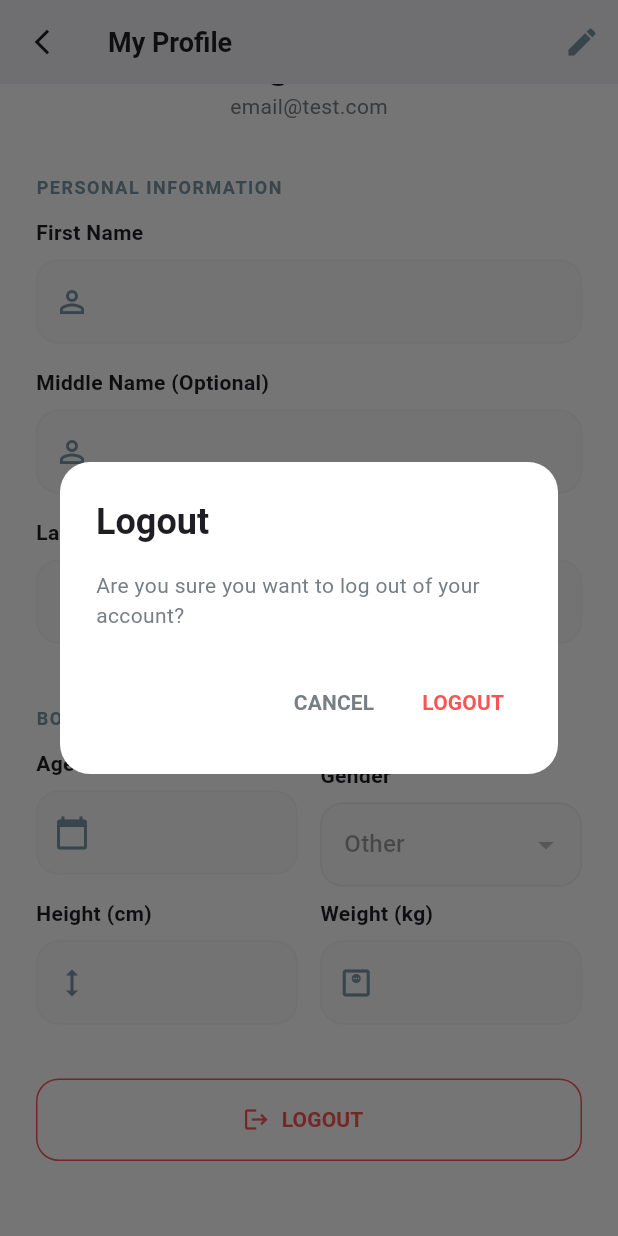
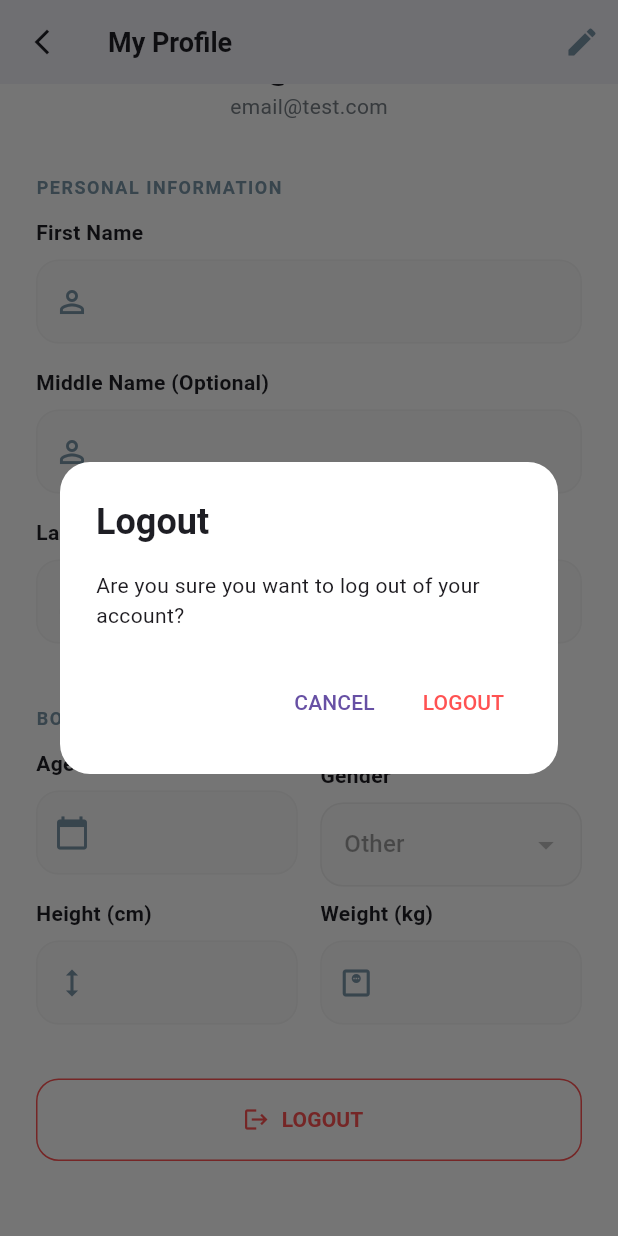
Before and after one commit to samira-farhat/gaitanalytica, a Flutter app: the ProfileScreen screen opened directly, scrolled down 139 dp, after a tap on "LOGOUT", on a phone screen of 412 x 824 dp. Run offline on Flutter 3.47's test engine with Material 3 defaults, Android fonts, the phone set to English and light mode, and no system bars; our stand-ins replace image_picker, shared_preferences; accounts and stored records are empty; network calls fail.

Commit message:
fixed profile screen

```diff
--- a/frontend/gait_analytica_flutter/lib/screens/profile_screen.dart
+++ b/frontend/gait_analytica_flutter/lib/screens/profile_screen.dart
@@ -1,6 +1,9 @@
 import 'dart:convert';
+import 'dart:io';
+import 'package:flutter/foundation.dart';
 import 'package:flutter/material.dart';
 import 'package:http/http.dart' as http;
+import 'package:image_picker/image_picker.dart';
 
 import '../core/config/api_config.dart';
 import '../core/storage/token_storage.dart';
@@ -20,7 +23,14 @@ class _ProfileScreenState extends State<ProfileScreen> {
   // state management
   bool _isLoading = true;
   bool _isEditing = false;
+  bool _isRemovingImage = false; // to track if user wants to delete image
   Map<String, dynamic>? _profileData;
+
+  String? _errorMessage;
+
+  // image picking state
+  XFile? _selectedImage;
+  final ImagePicker _picker = ImagePicker();
 
   // controllers for editable fields
   final TextEditingController _firstNameController = TextEditingController();
@@ -37,7 +47,6 @@ class _ProfileScreenState extends State<ProfileScreen> {
     _fetchProfile();
   }
 
-  // gets the profile data from django
   Future<void> _fetchProfile() async {
     setState(() => _isLoading = true);
     try {
@@ -54,7 +63,6 @@ class _ProfileScreenState extends State<ProfileScreen> {
         final data = jsonDecode(response.body);
         setState(() {
           _profileData = data;
-          // populate controllers with current data
           _firstNameController.text = data['user']['first_name'] ?? "";
           _lastNameController.text = data['user']['last_name'] ?? "";
           _middleNameController.text = data['middle_name'] ?? "";
@@ -62,9 +70,11 @@ class _ProfileScreenState extends State<ProfileScreen> {
           _heightController.text = data['height_cm']?.toString() ?? "";
           _weightController.text = data['weight_kg']?.toString() ?? "";
 
-          // CHANGE: Standardized gender casing to match Dropdown items (Capitalized)
           String genderFromBackend = data['gender'] ?? "Other";
           _selectedGender = genderFromBackend[0].toUpperCase() + genderFromBackend.substring(1).toLowerCase();
+
+          _selectedImage = null;
+          _isRemovingImage = false;
         });
       }
     } catch (e) {
@@ -76,46 +86,163 @@ class _ProfileScreenState extends State<ProfileScreen> {
     }
   }
 
-  // sends partial update (patch) to django
+  // image logic
+  void _viewFullImage() {
+    final imageProvider = _getImageProvider();
+    if (imageProvider == null) return;
+
+    Navigator.push(context, MaterialPageRoute(builder: (context) {
+      return Scaffold(
+        backgroundColor: Colors.black,
+        appBar: AppBar(
+          backgroundColor: Colors.black,
+          iconTheme: IconThemeData(color: Colors.white),
+          title: Text("Profile Photo", style: TextStyle(color: Colors.white)),
+        ),
+        body: Center(
+          child: Hero(
+            tag: 'profile_avatar',
+            child: Image(image: imageProvider, fit: BoxFit.contain),
+          ),
+        ),
+      );
+    }));
+  }
+
+  // bottom sheet menu (WhatsApp style) for profile pic
+  void _showImageOptions() {
+    showModalBottomSheet(
+      context: context,
+      shape: RoundedRectangleBorder(
+        borderRadius: BorderRadius.vertical(top: Radius.circular(20)),
+      ),
+      builder: (context) => SafeArea(
+        child: Column(
+          mainAxisSize: MainAxisSize.min,
+          children: [
+            SizedBox(height: 10),
+
+            Container(width: 40, height: 4, decoration: BoxDecoration(color: Colors.grey[300], borderRadius: BorderRadius.circular(10))),
+
+            SizedBox(height: 10),
+
+            ListTile(
+              leading: Icon(Icons.fullscreen, color: AppColors.skeletonBlue),
+              title: Text("View Profile Photo"),
+              onTap: () {
+                Navigator.pop(context);
+                _viewFullImage();
+              },
+            ),
+            if (_isEditing) ...[
+              ListTile(
+                leading: Icon(Icons.photo_library, color: AppColors.skeletonBlue),
+                title: Text("Choose from Gallery"),
+                onTap: () {
+                  Navigator.pop(context);
+                  _pickImage();
+                },
+              ),
+              if (_selectedImage != null || _profileData?['profile_pic'] != null)
+                ListTile(
+                  leading: Icon(Icons.delete_outline, color: Colors.redAccent),
+                  title: Text("Remove Photo", style: TextStyle(color: Colors.redAccent)),
+                  onTap: () {
+                    Navigator.pop(context);
+                    setState(() {
+                      _selectedImage = null;
+                      _isRemovingImage = true;
+                    });
+                  },
+                ),
+            ],
+
+            SizedBox(height: 10),
+          ],
+        ),
+      ),
+    );
+  }
+
+  Future<void> _pickImage() async {
+    final XFile? image = await _picker.pickImage(
+      source: ImageSource.gallery,
+      imageQuality: 50,
+    );
+
+    if (image != null) {
+      setState(() {
+        _selectedImage = image;
+        _isRemovingImage = false;
+      });
+    }
+  }
+
   Future<void> _updateProfile() async {
     setState(() => _isLoading = true);
     try {
       final token = await TokenStorage.getAccessToken();
-
-      // PREPARATION: Gather values and ensure numbers are parsed correctly
-      final Map<String, dynamic> updateData = {
-        "middle_name": _middleNameController.text.trim(),
-        "age": int.tryParse(_ageController.text.trim()) ?? 0,
-        "gender": _selectedGender,
-        "height_cm": double.tryParse(_heightController.text.trim()) ?? 0,
-        "weight_kg": double.tryParse(_weightController.text.trim()) ?? 0,
-      };
-
-      final response = await http.patch(
+      var request = http.MultipartRequest(
+        'PATCH',
         Uri.parse('${ApiConfig.baseUrl}/api/profile/update/'),
-        headers: {
-          "Content-Type": "application/json",
-          "Authorization": "Bearer $token",
-        },
-        body: jsonEncode(updateData),
       );
 
+      request.headers.addAll({"Authorization": "Bearer $token"});
+      request.fields['middle_name'] = _middleNameController.text.trim();
+      request.fields['age'] = _ageController.text.trim();
+      request.fields['gender'] = _selectedGender;
+      request.fields['height_cm'] = _heightController.text.trim();
+      request.fields['weight_kg'] = _weightController.text.trim();
+
+      // handle removal vs upload
+      if (_isRemovingImage) {
+        request.fields['remove_profile_pic'] = "true"; // tells backend to clear field
+      } else if (_selectedImage != null) {
+        if (kIsWeb) {
+          final bytes = await _selectedImage!.readAsBytes();
+          request.files.add(http.MultipartFile.fromBytes('profile_pic', bytes, filename: _selectedImage!.name));
+        } else {
+          request.files.add(await http.MultipartFile.fromPath('profile_pic', _selectedImage!.path));
+        }
+      }
+
+      var streamedResponse = await request.send();
+      var response = await http.Response.fromStream(streamedResponse);
+
       if (response.statusCode == 200) {
-        setState(() => _isEditing = false);
-        _fetchProfile(); // refresh data to ensure UI is in sync with server
+        setState(() {
+          _isEditing = false;
+          _errorMessage = null;
+        });
+        _fetchProfile();
       } else {
         debugPrint("profile update failed: ${response.body}");
+        setState(() {
+          _errorMessage = "Failed to update profile. Please try again.";
+        });
       }
     } catch (e) {
       debugPrint("error updating profile: $e");
+      setState(() {
+        _errorMessage = "Network error. Check your connection.";
+      });
     } finally {
-      if (mounted) {
-        setState(() => _isLoading = false);
-      }
+      if (mounted) setState(() => _isLoading = false);
     }
   }
 
-  // POPUP: Confirmation dialog before logging out
+  // helper to determine which image to show
+  ImageProvider? _getImageProvider() {
+    if (_isRemovingImage) return null;
+    if (_selectedImage != null) {
+      return kIsWeb ? NetworkImage(_selectedImage!.path) : FileImage(File(_selectedImage!.path));
+    }
+    if (_profileData?['profile_pic'] != null) {
+      return NetworkImage("${ApiConfig.baseUrl}${_profileData?['profile_pic']}");
+    }
+    return null;
+  }
+
   void _showLogoutDialog() {
     showDialog(
       context: context,
@@ -123,31 +250,16 @@ class _ProfileScreenState extends State<ProfileScreen> {
         return AlertDialog(
           backgroundColor: AppColors.pureWhite,
           shape: RoundedRectangleBorder(borderRadius: BorderRadius.circular(20)),
-          title: Text(
-            "Logout",
-            style: TextStyle(color: AppColors.onyxCharcoal, fontWeight: FontWeight.bold),
-          ),
-          content: const Text(
-            "Are you sure you want to log out of your account?",
-            style: TextStyle(color: AppColors.terrainGrey),
-          ),
+          title: Text("Logout", style: TextStyle(color: AppColors.onyxCharcoal, fontWeight: FontWeight.bold)),
+          content: Text("Are you sure you want to log out of your account?"),
           actions: [
-            TextButton(
-              onPressed: () => Navigator.pop(context),
-              child: Text(
-                "CANCEL",
-                style: TextStyle(color: AppColors.terrainGrey, fontWeight: FontWeight.bold),
-              ),
-            ),
+            TextButton(onPressed: () => Navigator.pop(context), child: Text("CANCEL")),
             TextButton(
               onPressed: () async {
-                Navigator.pop(context); // Close dialog
-                await _performLogout(); // Execute logout
+                Navigator.pop(context);
+                await _performLogout();
               },
-              child: const Text(
-                "LOGOUT",
-                style: TextStyle(color: Colors.redAccent, fontWeight: FontWeight.bold),
-              ),
+              child: Text("LOGOUT", style: TextStyle(color: Colors.redAccent)),
             ),
           ],
         );
@@ -155,20 +267,17 @@ class _ProfileScreenState extends State<ProfileScreen> {
     );
   }
 
-  // LOGIC: Clear storage and reset navigation stack to Login
   Future<void> _performLogout() async {
     await TokenStorage.clearTokens();
     if (mounted) {
-      Navigator.pushAndRemoveUntil(
-        context,
-        MaterialPageRoute(builder: (context) => const LoginScreen()),
-            (route) => false,
-      );
+      Navigator.pushAndRemoveUntil(context, MaterialPageRoute(builder: (context) => const LoginScreen()), (route) => false);
     }
   }
 
   @override
   Widget build(BuildContext context) {
+    final imageProvider = _getImageProvider();
+
     return Scaffold(
       backgroundColor: AppColors.pureWhite,
       appBar: AppBar(
@@ -178,113 +287,138 @@ class _ProfileScreenState extends State<ProfileScreen> {
           icon: Icon(Icons.arrow_back_ios_new, color: AppColors.onyxCharcoal, size: 20),
           onPressed: () => Navigator.pop(context),
         ),
-        title: Text(
-          "My Profile",
-          style: TextStyle(color: AppColors.onyxCharcoal, fontWeight: FontWeight.bold, fontSize: 18),
-        ),
+        title: Text("My Profile", style: TextStyle(color: AppColors.onyxCharcoal, fontWeight: FontWeight.bold, fontSize: 18)),
         actions: [
-          // BUTTON: Toggle between View and Edit mode
           IconButton(
             icon: Icon(_isEditing ? Icons.close : Icons.edit, color: AppColors.skeletonBlue),
-            onPressed: () => setState(() => _isEditing = !_isEditing),
+            onPressed: () {
+              setState(() {
+                _isEditing = !_isEditing;
+                if (!_isEditing) {
+                  _selectedImage = null;
+                  _isRemovingImage = false;
+                }
+              });
+            },
           ),
         ],
       ),
       body: _isLoading
           ? Center(child: CircularProgressIndicator(color: AppColors.skeletonBlue))
           : SingleChildScrollView(
-        padding: const EdgeInsets.symmetric(horizontal: 24),
+        padding: EdgeInsets.symmetric(horizontal: 24),
         child: Form(
-          key: _formKey, // FORM KEY: Essential for triggering validation
+          key: _formKey,
           child: Column(
             crossAxisAlignment: CrossAxisAlignment.start,
             children: [
+              if (_errorMessage != null)
+                Padding(
+                  padding: const EdgeInsets.only(bottom: 10),
+                  child: Text(
+                    _errorMessage!,
+                    style: const TextStyle(
+                      color: Colors.red,
+                      fontWeight: FontWeight.w600,
+                    ),
+                  ),
+                ),
+
               Center(
                 child: Column(
                   children: [
-                    CircleAvatar(
+                    GestureDetector(
+                      onTap: _showImageOptions,
+                      child: Stack(
+                        children: [
+
+                          Hero(
+                            tag: 'profile_avatar',
+                            child: CircleAvatar(
                               radius: 50,
                               backgroundColor: AppColors.midnightNavy.withOpacity(0.1),
-                      child: Icon(Icons.person_outline, size: 50, color: AppColors.midnightNavy),
+                              backgroundImage: imageProvider,
+                              child: imageProvider == null ? Icon(Icons.person_outline, size: 50, color: AppColors.midnightNavy) : null,
                             ),
-                    const SizedBox(height: 15),
-                    Text(
-                      "@${_profileData?['user']?['username'] ?? 'user'}",
-                      style: TextStyle(fontSize: 20, fontWeight: FontWeight.bold, color: AppColors.onyxCharcoal),
                           ),
-                    Text(
-                      "${_profileData?['user']?['email'] ?? 'email@test.com'}",
-                      style: TextStyle(color: AppColors.terrainGrey, fontSize: 14),
+                          if (_isEditing)
+                            Positioned(
+                              bottom: 0,
+                              right: 0,
+                              child: CircleAvatar(
+                                radius: 16,
+                                backgroundColor: AppColors.skeletonBlue,
+                                child: Icon(Icons.camera_alt, size: 16, color: Colors.white),
+                              ),
                             ),
                         ],
                       ),
                     ),
-              const SizedBox(height: 35),
+
+                    SizedBox(height: 15),
+
+                    Text("@${_profileData?['user']?['username'] ?? 'user'}", style: TextStyle(fontSize: 20, fontWeight: FontWeight.bold, color: AppColors.onyxCharcoal)),
+
+                    Text("${_profileData?['user']?['email'] ?? 'email@test.com'}", style: TextStyle(color: AppColors.terrainGrey, fontSize: 14)),
+                  ],
+                ),
+              ),
+
+              SizedBox(height: 35),
+
               _buildSectionHeader("Personal Information"),
-
-              // Fields using the shared validation logic
               _buildField("First Name", _firstNameController, Icons.person_outline, enabled: false),
               _buildField("Middle Name (Optional)", _middleNameController, Icons.person_outline, enabled: _isEditing),
               _buildField("Last Name", _lastNameController, Icons.person_outline, enabled: false),
 
-              const SizedBox(height: 25),
+              SizedBox(height: 25),
               _buildSectionHeader("Body Metrics"),
+
               Row(
                 children: [
-                  Expanded(
-                    child: _buildField("Age", _ageController, Icons.calendar_today, isNumber: true, enabled: _isEditing),
-                  ),
-                  const SizedBox(width: 15),
+                  Expanded(child: _buildField("Age", _ageController, Icons.calendar_today, isNumber: true, enabled: _isEditing)),
+                  SizedBox(width: 15),
                   Expanded(child: _buildGenderDropdown()),
                 ],
               ),
+
               Row(
                 children: [
-                  Expanded(
-                    child: _buildField("Height (cm)", _heightController, Icons.height, isNumber: true, enabled: _isEditing),
-                  ),
-                  const SizedBox(width: 15),
-                  Expanded(
-                    child: _buildField("Weight (kg)", _weightController, Icons.monitor_weight_outlined, isNumber: true, enabled: _isEditing),
-                  ),
+                  Expanded(child: _buildField("Height (cm)", _heightController, Icons.height, isNumber: true, enabled: _isEditing)),
+                  SizedBox(width: 15),
+                  Expanded(child: _buildField("Weight (kg)", _weightController, Icons.monitor_weight_outlined, isNumber: true, enabled: _isEditing)),
                 ],
               ),
+              if (_isEditing) ...[
+                SizedBox(height: 40),
 
-              if (_isEditing) ...[
-                const SizedBox(height: 40),
                 SizedBox(
                   width: double.infinity,
                   height: 55,
                   child: ElevatedButton(
                     onPressed: () {
-                      // VALIDATION: Only call API if all fields pass constraints
-                      if (_formKey.currentState!.validate()) {
-                        _updateProfile();
-                      }
+                      if (_formKey.currentState!.validate()) _updateProfile();
                     },
-                    style: ElevatedButton.styleFrom(
-                      backgroundColor: AppColors.skeletonBlue,
-                      shape: RoundedRectangleBorder(borderRadius: BorderRadius.circular(15)),
-                    ),
-                    child: const Text("SAVE CHANGES", style: TextStyle(color: Colors.white, fontWeight: FontWeight.bold)),
+                    style: ElevatedButton.styleFrom(backgroundColor: AppColors.skeletonBlue, shape: RoundedRectangleBorder(borderRadius: BorderRadius.circular(15))),
+                    child: Text("SAVE CHANGES", style: TextStyle(color: Colors.white, fontWeight: FontWeight.bold)),
                   ),
                 ),
               ],
-              const SizedBox(height: 20),
+
+              SizedBox(height: 20),
+
               SizedBox(
                 width: double.infinity,
                 height: 55,
                 child: OutlinedButton.icon(
                   onPressed: _showLogoutDialog,
-                  icon: const Icon(Icons.logout, color: Colors.redAccent),
-                  label: const Text("LOGOUT", style: TextStyle(color: Colors.redAccent, fontWeight: FontWeight.bold)),
-                  style: OutlinedButton.styleFrom(
-                    side: const BorderSide(color: Colors.redAccent),
-                    shape: RoundedRectangleBorder(borderRadius: BorderRadius.circular(15)),
+                  icon: Icon(Icons.logout, color: Colors.redAccent),
+                  label: Text("LOGOUT", style: TextStyle(color: Colors.redAccent, fontWeight: FontWeight.bold)),
+                  style: OutlinedButton.styleFrom(side: BorderSide(color: Colors.redAccent), shape: RoundedRectangleBorder(borderRadius: BorderRadius.circular(15))),
                 ),
               ),
-              ),
-              const SizedBox(height: 50),
+
+              SizedBox(height: 50),
             ],
           ),
         ),
@@ -292,69 +426,50 @@ class _ProfileScreenState extends State<ProfileScreen> {
     );
   }
 
-  Widget _buildSectionHeader(String title) {
-    return Padding(
-      padding: const EdgeInsets.only(bottom: 12),
-      child: Text(
-        title.toUpperCase(),
-        style: TextStyle(fontSize: 12, fontWeight: FontWeight.bold, color: AppColors.skeletonBlue, letterSpacing: 1),
-      ),
+  Widget _buildSectionHeader(String title) => Padding(
+    padding: EdgeInsets.only(bottom: 12),
+    child: Text(title.toUpperCase(), style: TextStyle(fontSize: 12, fontWeight: FontWeight.bold, color: AppColors.skeletonBlue, letterSpacing: 1)),
   );
-  }
 
-  Widget _buildGenderDropdown() {
-    return Column(
+  Widget _buildGenderDropdown() => Column(
     crossAxisAlignment: CrossAxisAlignment.start,
     children: [
-        const Text("Gender", style: TextStyle(fontWeight: FontWeight.bold, fontSize: 14)),
-        const SizedBox(height: 8),
+      Text("Gender", style: TextStyle(fontWeight: FontWeight.bold, fontSize: 14)),
+
+      SizedBox(height: 8),
+
       DropdownButtonFormField<String>(
         value: _selectedGender,
         decoration: _inputDecoration(null),
-          items: ['Male', 'Female', 'Other'].map((String value) {
-            return DropdownMenuItem<String>(value: value, child: Text(value));
-          }).toList(),
-          onChanged: _isEditing ? (newValue) => setState(() => _selectedGender = newValue!) : null,
+        items: ['Male', 'Female', 'Other'].map((v) => DropdownMenuItem(value: v, child: Text(v))).toList(),
+        onChanged: _isEditing ? (v) => setState(() => _selectedGender = v!) : null,
       ),
     ],
   );
-  }
 
-  // CHANGE: Fully integrated the robust buildField from RegisterScreen
-  Widget _buildField(
-      String label,
-      TextEditingController controller,
-      IconData icon, {
-        bool isNumber = false,
-        bool enabled = true,
-      }) {
-    return Padding(
-      padding: const EdgeInsets.only(bottom: 16),
+  Widget _buildField(String label, TextEditingController controller, IconData icon, {bool isNumber = false, bool enabled = true}) => Padding(
+    padding: EdgeInsets.only(bottom: 16),
     child: Column(
       crossAxisAlignment: CrossAxisAlignment.start,
       children: [
         Text(label, style: TextStyle(fontWeight: FontWeight.bold, fontSize: 14, color: AppColors.onyxCharcoal)),
-          const SizedBox(height: 8),
+
+        SizedBox(height: 8),
+
         TextFormField(
           controller: controller,
           enabled: enabled,
           keyboardType: isNumber ? TextInputType.number : TextInputType.text,
           decoration: _inputDecoration(icon),
           style: TextStyle(color: enabled ? AppColors.onyxCharcoal : AppColors.terrainGrey),
-            // VALIDATOR: Matches your registration screen constraints exactly
           validator: (v) {
-              if (v == null || v.isEmpty) {
-                if (label.toLowerCase().contains("optional")) return null;
-                return "Required";
-              }
+            if (v == null || v.isEmpty) return label.toLowerCase().contains("optional") ? null : "Required";
             if (isNumber) {
-                final number = double.tryParse(v);
-                if (number == null) return "Enter a valid number";
-
-                // Specific Body Metric constraints
-                if (label.contains("Age") && (number < 1 || number > 120)) return "Age must be 1-120";
-                if (label.contains("Height") && (number < 50 || number > 250)) return "Enter a realistic height";
-                if (label.contains("Weight") && (number < 10 || number > 400)) return "Enter a realistic weight";
+              final n = double.tryParse(v);
+              if (n == null) return "Invalid number";
+              if (label.contains("Age") && (n < 1 || n > 120)) return "Age 1-120";
+              if (label.contains("Height") && (n < 50 || n > 250)) return "Invalid height";
+              if (label.contains("Weight") && (n < 10 || n > 400)) return "Invalid weight";
             }
             return null;
           },
@@ -362,25 +477,13 @@ class _ProfileScreenState extends State<ProfileScreen> {
       ],
     ),
   );
-  }
 
-  InputDecoration _inputDecoration(IconData? icon) {
-    return InputDecoration(
+  InputDecoration _inputDecoration(IconData? icon) => InputDecoration(
     prefixIcon: icon != null ? Icon(icon, color: AppColors.skeletonBlue) : null,
     filled: true,
     fillColor: Colors.grey.shade50,
-      disabledBorder: OutlineInputBorder(
-        borderRadius: BorderRadius.circular(15),
-        borderSide: BorderSide(color: Colors.grey.shade100),
-      ),
-      enabledBorder: OutlineInputBorder(
-        borderRadius: BorderRadius.circular(15),
-        borderSide: BorderSide(color: Colors.grey.shade200),
-      ),
-      focusedBorder: OutlineInputBorder(
-        borderRadius: BorderRadius.circular(15),
-        borderSide: BorderSide(color: AppColors.skeletonBlue),
-      ),
+    disabledBorder: OutlineInputBorder(borderRadius: BorderRadius.circular(15), borderSide: BorderSide(color: Colors.grey.shade100)),
+    enabledBorder: OutlineInputBorder(borderRadius: BorderRadius.circular(15), borderSide: BorderSide(color: Colors.grey.shade200)),
+    focusedBorder: OutlineInputBorder(borderRadius: BorderRadius.circular(15), borderSide: BorderSide(color: AppColors.skeletonBlue)),
   );
 }
-}
--- a/frontend/gait_analytica_flutter/pubspec.yaml
+++ b/frontend/gait_analytica_flutter/pubspec.yaml
@@ -36,6 +36,7 @@ dependencies:
   cupertino_icons: ^1.0.8
   http: ^1.6.0
   shared_preferences: ^2.5.5
+  image_picker: ^1.2.2
 
 dev_dependencies:
   flutter_test:
```
Also changed, not shown: frontend/gait_analytica_flutter/lib/screens/home_screen.dart (+16 -8 lines), frontend/gait_analytica_flutter/pubspec.lock, 9 other files. Lines whose indentation alone changed are shown as unchanged.
